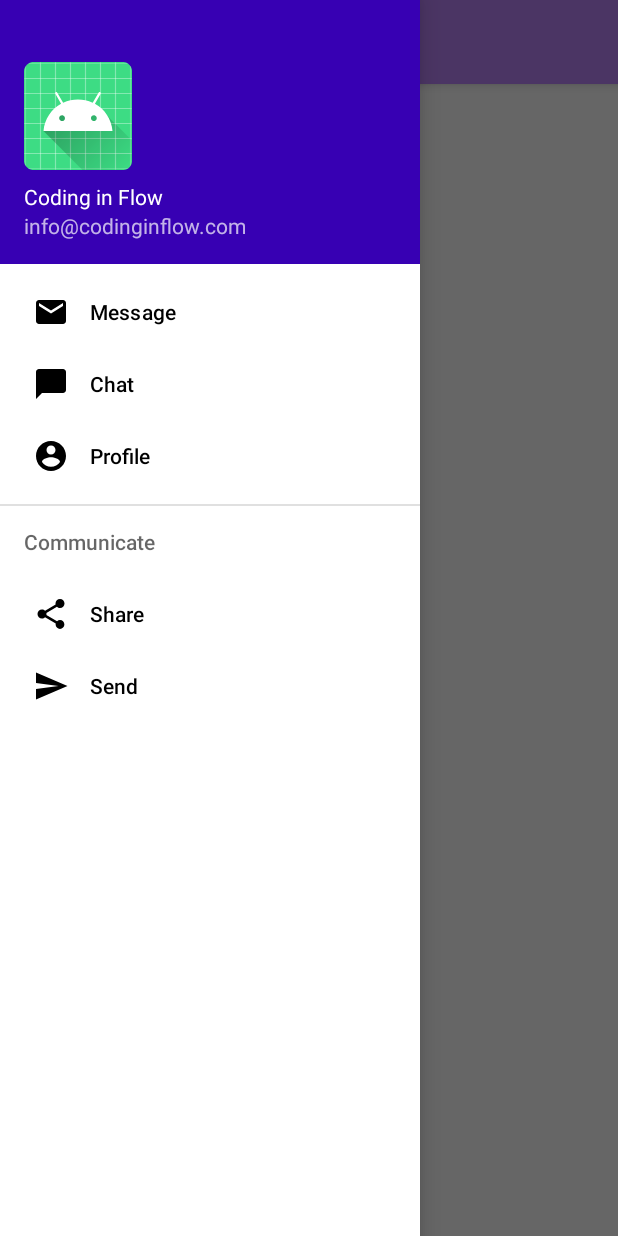
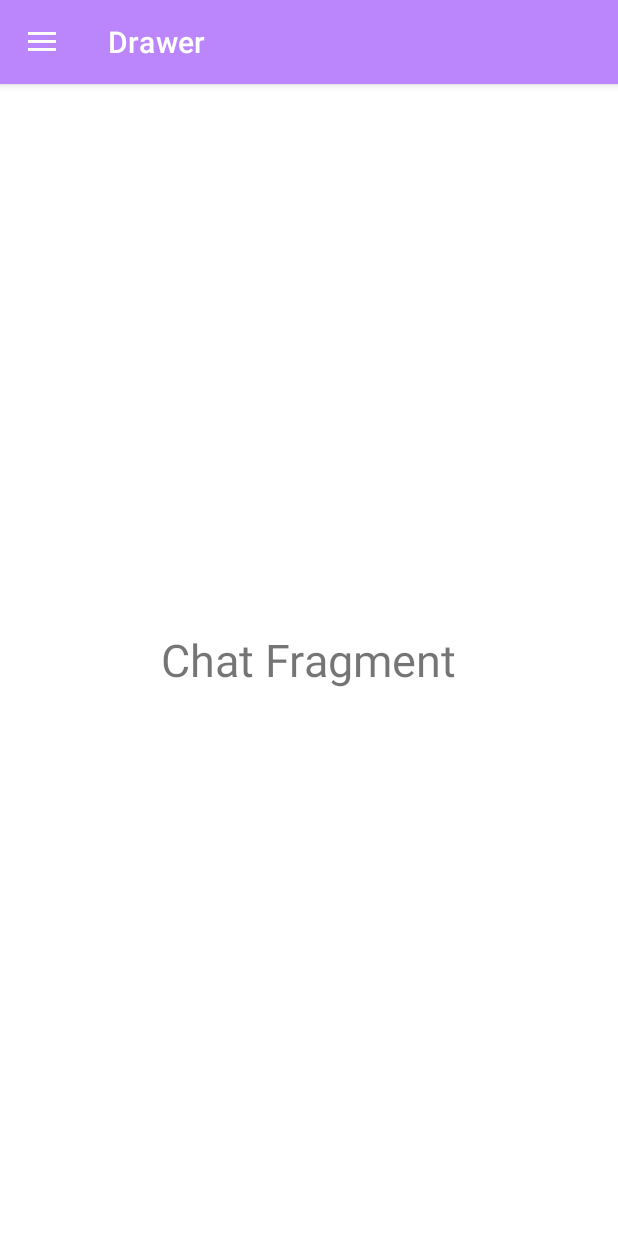
Before and after one commit to ridaafzalkhan/Nav_Drawer, an Android app: the screen it shows after launch (MainActivity), in the side drawer, after a tap on "Chat", on a phone screen of 412 x 824 dp. Run offline under Robolectric (Android 15) with nearby library versions, the phone set to English and light mode, and no system bars.

Commit message:
fragments added

```diff
--- /dev/null
+++ b/app/src/main/java/rida/org/drawer/ChatFragment.java
@@ -0,0 +1,18 @@
+package rida.org.drawer;
+
+import android.os.Bundle;
+import android.view.LayoutInflater;
+import android.view.View;
+import android.view.ViewGroup;
+
+import androidx.annotation.Nullable;
+import androidx.fragment.app.Fragment;
+
+public class ChatFragment extends Fragment {
+
+    @Nullable
+    @Override
+    public View onCreateView(LayoutInflater inflater, @Nullable ViewGroup container, @Nullable Bundle savedInstanceState) {
+        return inflater.inflate(R.layout.fragment_chat, container, false);
+    }
+}
--- a/app/src/main/java/rida/org/drawer/MainActivity.java
+++ b/app/src/main/java/rida/org/drawer/MainActivity.java
@@ -1,5 +1,6 @@
 package rida.org.drawer;
 
+import androidx.annotation.NonNull;
 import androidx.appcompat.app.ActionBarDrawerToggle;
 import androidx.appcompat.app.AppCompatActivity;
 import androidx.appcompat.widget.Toolbar;
@@ -7,8 +8,12 @@ import androidx.core.view.GravityCompat;
 import androidx.drawerlayout.widget.DrawerLayout;
 
 import android.os.Bundle;
+import android.view.MenuItem;
+import android.widget.Toast;
 
-public class MainActivity extends AppCompatActivity {
+import com.google.android.material.navigation.NavigationView;
+
+public class MainActivity extends AppCompatActivity implements NavigationView.OnNavigationItemSelectedListener {
     private DrawerLayout drawer;
 
     @Override
@@ -17,13 +22,49 @@ public class MainActivity extends AppCompatActivity {
         setContentView(R.layout.activity_main);
         Toolbar toolbar = findViewById(R.id.toolbar);
         setSupportActionBar(toolbar);
-
         drawer = findViewById(R.id.drawer_layout);
+        NavigationView navigationView = findViewById(R.id.nav_view);
+        navigationView.setNavigationItemSelectedListener(this);
 
         ActionBarDrawerToggle toggle = new ActionBarDrawerToggle(this, drawer, toolbar,
                 R.string.navigation_drawer_open, R.string.navigation_drawer_close);
         drawer.addDrawerListener(toggle);
         toggle.syncState();
+
+        if (savedInstanceState == null) {
+            getSupportFragmentManager().beginTransaction().replace(R.id.fragment_container,
+                    new MessageFragment()).commit();
+            navigationView.setCheckedItem(R.id.nav_message);
+        }
+
+
+    }
+
+    @Override
+    public boolean onNavigationItemSelected(@NonNull MenuItem item) {
+        switch (item.getItemId()) {
+            case R.id.nav_message:
+                getSupportFragmentManager().beginTransaction().replace(R.id.fragment_container,
+                        new MessageFragment()).commit();
+                break;
+            case R.id.nav_chat:
+                getSupportFragmentManager().beginTransaction().replace(R.id.fragment_container,
+                        new ChatFragment()).commit();
+                break;
+            case R.id.nav_profile:
+                getSupportFragmentManager().beginTransaction().replace(R.id.fragment_container,
+                        new ProfileFragment()).commit();
+                break;
+            case R.id.nav_share:
+                Toast.makeText(this, "Share", Toast.LENGTH_SHORT).show();
+                break;
+            case R.id.nav_send:
+                Toast.makeText(this, "Send", Toast.LENGTH_SHORT).show();
+                break;
+        }
+
+        drawer.closeDrawer(GravityCompat.START);
+        return true;
     }
 
     @Override
--- /dev/null
+++ b/app/src/main/java/rida/org/drawer/MessageFragment.java
@@ -0,0 +1,18 @@
+package rida.org.drawer;
+
+import android.os.Bundle;
+import android.view.LayoutInflater;
+import android.view.View;
+import android.view.ViewGroup;
+
+import androidx.annotation.Nullable;
+import androidx.fragment.app.Fragment;
+
+public class MessageFragment extends Fragment {
+
+    @Nullable
+    @Override
+    public View onCreateView(LayoutInflater inflater, @Nullable ViewGroup container, @Nullable Bundle savedInstanceState) {
+        return inflater.inflate(R.layout.fragment_message, container, false);
+    }
+}
--- /dev/null
+++ b/app/src/main/res/layout/fragment_chat.xml
@@ -0,0 +1,14 @@
+<?xml version="1.0" encoding="utf-8"?>
+<RelativeLayout xmlns:android="http://schemas.android.com/apk/res/android"
+    android:layout_width="match_parent"
+    android:layout_height="match_parent">
+    android:background="@android:color/holo_blue_light">
+
+    <TextView
+        android:layout_width="wrap_content"
+        android:layout_height="wrap_content"
+        android:layout_centerInParent="true"
+        android:text="Chat Fragment"
+        android:textSize="30sp" />
+
+</RelativeLayout>
```
Also changed, not shown: app/src/main/java/rida/org/drawer/ProfileFragment.java (added, +18 -0 lines), app/src/main/res/layout/fragment_message.xml (added, +15 -0 lines), app/src/main/res/layout/fragment_profile.xml (added, +15 -0 lines).
